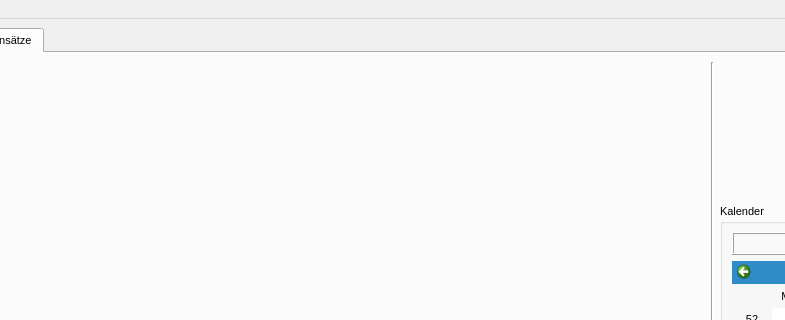
Before: the Qt Designer form src/reportwindow.ui in flooklab/Wachdienst-Manager, drawn with Qt 5; both pictures show x 215 to 1000 and y 0 to 320 of the 1294 by 679 pixel window.
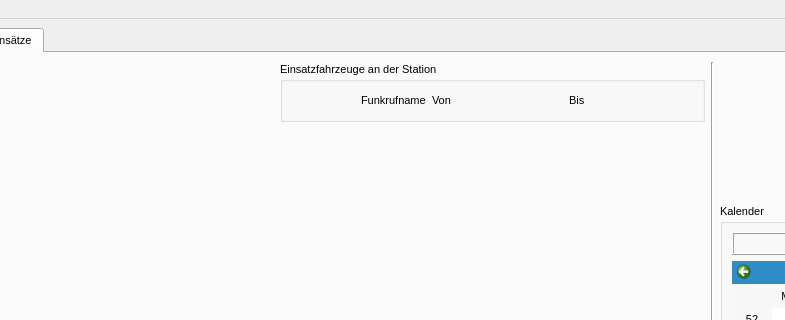
After: the same form once the commit is applied. The open tabs and pages were chosen to show the change. Icons and pictures are not drawn.

Diff of the .ui file:
```diff
--- a/src/reportwindow.ui
+++ b/src/reportwindow.ui
@@ -3319,6 +3319,143 @@
           </item>
           <item>
            <spacer name="rescueTabExpand_horizontalSpacer">
+            <property name="orientation">
+             <enum>Qt::Horizontal</enum>
+            </property>
+            <property name="sizeHint" stdset="0">
+             <size>
+              <width>0</width>
+              <height>0</height>
+             </size>
+            </property>
+           </spacer>
+          </item>
+         </layout>
+        </item>
+        <item>
+         <layout class="QVBoxLayout" name="rescueTab_verticalLayout_2">
+          <item>
+           <layout class="QHBoxLayout" name="vehicles_horizontalLayout">
+            <item>
+             <spacer name="vehicles_horizontalSpacer">
+              <property name="orientation">
+               <enum>Qt::Horizontal</enum>
+              </property>
+              <property name="sizeType">
+               <enum>QSizePolicy::Expanding</enum>
+              </property>
+              <property name="sizeHint" stdset="0">
+               <size>
+                <width>0</width>
+                <height>20</height>
+               </size>
+              </property>
+             </spacer>
+            </item>
+            <item>
+             <widget class="QGroupBox" name="vehicles_groupBox">
+              <property name="sizePolicy">
+               <sizepolicy hsizetype="Expanding" vsizetype="Preferred">
+                <horstretch>0</horstretch>
+                <verstretch>0</verstretch>
+               </sizepolicy>
+              </property>
+              <property name="maximumSize">
+               <size>
+                <width>425</width>
+                <height>16777215</height>
+               </size>
+              </property>
+              <property name="title">
+               <string>Einsatzfahrzeuge an der Station</string>
+              </property>
+              <layout class="QGridLayout" name="gridLayout_3">
+               <item row="1" column="1">
+                <widget class="QLabel" name="vehiclesName_label">
+                 <property name="text">
+                  <string>Funkrufname</string>
+                 </property>
+                </widget>
+               </item>
+               <item row="1" column="2">
+                <widget class="QLabel" name="vehiclesArrivalTime_label">
+                 <property name="text">
+                  <string>Von</string>
+                 </property>
+                </widget>
+               </item>
+               <item row="1" column="0">
+                <spacer name="vehicles_horizontalSpacer_2">
+                 <property name="orientation">
+                  <enum>Qt::Horizontal</enum>
+                 </property>
+                 <property name="sizeType">
+                  <enum>QSizePolicy::Ignored</enum>
+                 </property>
+                 <property name="sizeHint" stdset="0">
+                  <size>
+                   <width>0</width>
+                   <height>20</height>
+                  </size>
+                 </property>
+                </spacer>
+               </item>
+               <item row="1" column="3">
+                <spacer name="vehicles_horizontalSpacer_3">
+                 <property name="orientation">
+                  <enum>Qt::Horizontal</enum>
+                 </property>
+                 <property name="sizeType">
+                  <enum>QSizePolicy::Ignored</enum>
+                 </property>
+                 <property name="sizeHint" stdset="0">
+                  <size>
+                   <width>0</width>
+                   <height>20</height>
+                  </size>
+                 </property>
+                </spacer>
+               </item>
+               <item row="0" column="0" colspan="6">
+                <spacer name="vehiclesExpand_horizontalSpacer">
+                 <property name="orientation">
+                  <enum>Qt::Horizontal</enum>
+                 </property>
+                 <property name="sizeHint" stdset="0">
+                  <size>
+                   <width>10000</width>
+                   <height>0</height>
+                  </size>
+                 </property>
+                </spacer>
+               </item>
+               <item row="1" column="4" colspan="2">
+                <widget class="QLabel" name="vehiclesLeavingTime_label">
+                 <property name="text">
+                  <string>Bis</string>
+                 </property>
+                </widget>
+               </item>
+              </layout>
+             </widget>
+            </item>
+           </layout>
+          </item>
+          <item>
+           <spacer name="rescueTab_verticalSpacer_3">
+            <property name="orientation">
+             <enum>Qt::Vertical</enum>
+            </property>
+            <property name="sizeHint" stdset="0">
+             <size>
+              <width>20</width>
+              <height>0</height>
+             </size>
+            </property>
+           </spacer>
+          </item>
+          <item>
+           <spacer name="rescueTabExpand_horizontalSpacer_2">
             <property name="orientation">
              <enum>Qt::Horizontal</enum>
             </property>
```
Left out of the diff: 73 changed lines with no effect on the pictures.
